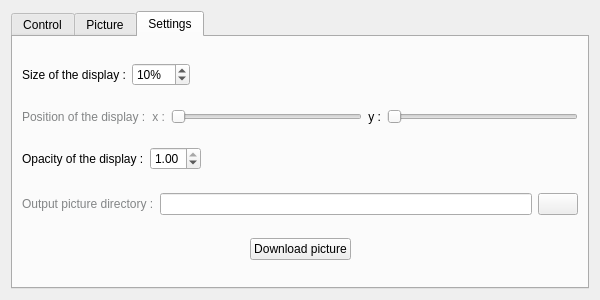
The window that src/gui/AutoscopeWindowForm.ui (thibaudledo/Autoscope-Stellarium-plugin) describes before a commit, drawn with Qt 5.
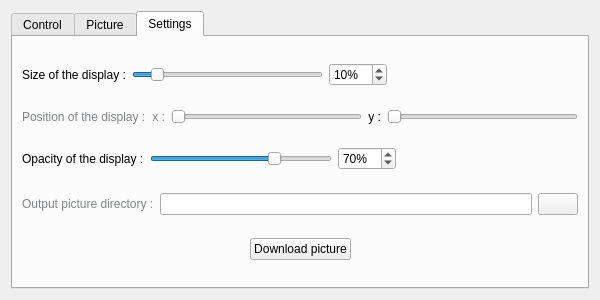
The same window after the commit. The open tabs and pages were chosen to show the change.

Commit message:
Making the two display interface independent
issues when enabling the picture display interface and issue when resizing the picture display interface

Patch:
```diff
--- a/src/gui/AutoscopeWindowForm.ui
+++ b/src/gui/AutoscopeWindowForm.ui
@@ -392,6 +392,19 @@
            </property>
           </widget>
          </item>
+         <item>
+          <widget class="QSlider" name="displaySizeSlider">
+           <property name="maximum">
+            <number>100</number>
+           </property>
+           <property name="value">
+            <number>10</number>
+           </property>
+           <property name="orientation">
+            <enum>Qt::Horizontal</enum>
+           </property>
+          </widget>
+         </item>
          <item>
           <widget class="QSpinBox" name="displaySizeEditor">
            <property name="styleSheet">
@@ -490,21 +503,34 @@
           </widget>
          </item>
          <item>
-          <widget class="QDoubleSpinBox" name="displayOpacityEditor">
-           <property name="styleSheet">
-            <string notr="true"/>
-           </property>
-           <property name="minimum">
-            <double>0.010000000000000</double>
-           </property>
+          <widget class="QSlider" name="displayOpacitySlider">
            <property name="maximum">
-            <double>1.000000000000000</double>
+            <number>100</number>
            </property>
            <property name="singleStep">
-            <double>0.010000000000000</double>
+            <number>1</number>
            </property>
+           <property name="pageStep">
+            <number>10</number>
+           </property>
            <property name="value">
-            <double>1.000000000000000</double>
+            <number>70</number>
+           </property>
+           <property name="orientation">
+            <enum>Qt::Horizontal</enum>
+           </property>
+          </widget>
+         </item>
+         <item>
+          <widget class="QSpinBox" name="displayOpacityEditor">
+           <property name="suffix">
+            <string>%</string>
+           </property>
+           <property name="maximum">
+            <number>100</number>
+           </property>
+           <property name="value">
+            <number>70</number>
            </property>
           </widget>
          </item>
```
Left out of the diff: 64 changed lines with no effect on the pictures. The commit also changes 5 other files.
